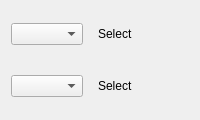
This is widget.ui in miaogs/markSerialPort as Qt 5 draws it before an edit. The edited form follows.
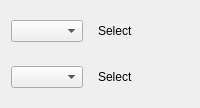
This is the edited form.

The edit to the form file:
```diff
--- a/widget.ui
+++ b/widget.ui
@@ -7,7 +7,7 @@
     <x>0</x>
     <y>0</y>
     <width>200</width>
-    <height>120</height>
+    <height>104</height>
    </rect>
   </property>
   <property name="windowTitle">
```
